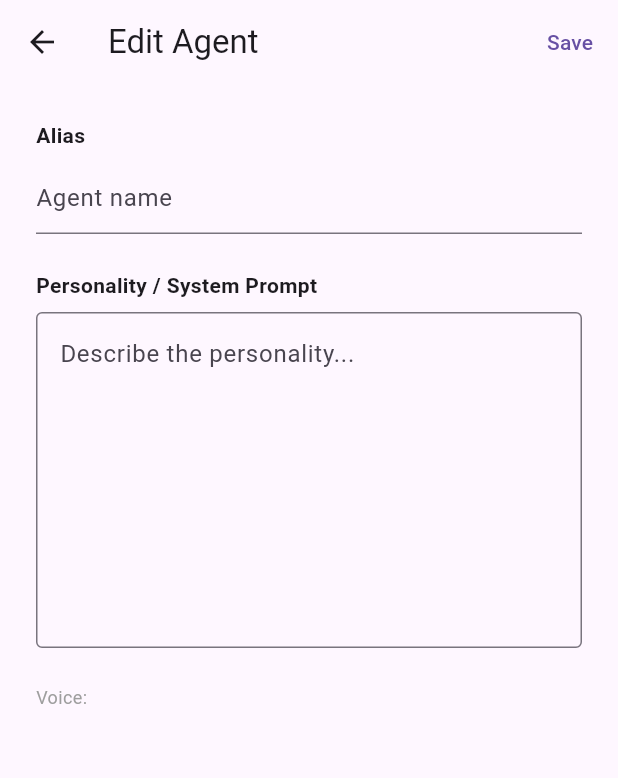
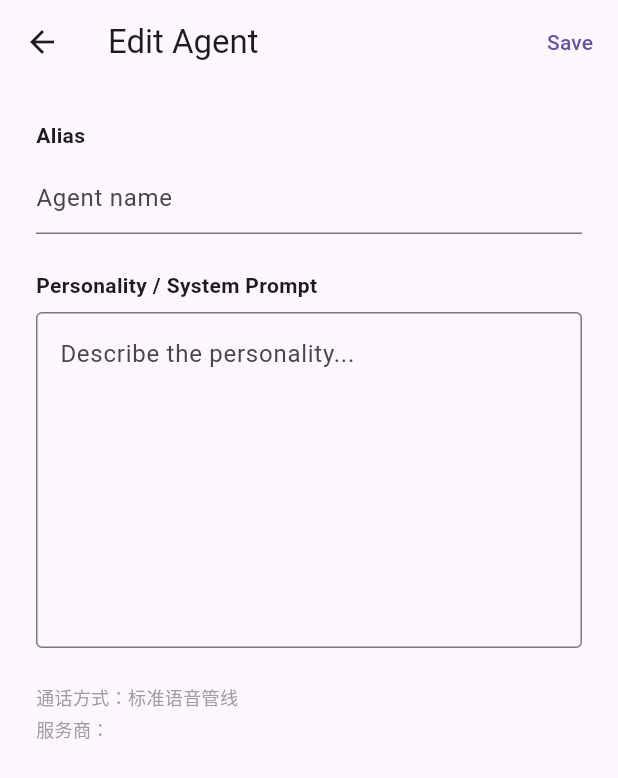
Before and after one commit to fz-z/call_me, a Flutter app: the AgentDetailScreen screen opened directly with empty values, on a phone screen of 412 x 824 dp. Shown: the top 778 px of the screen. Run offline on Flutter 3.47's test engine with Material 3 defaults, Android fonts, the phone set to English and light mode, and no system bars; our stand-ins replace shared_preferences; missing offline and left inert: livekit_client; accounts and stored records are empty.

Commit message:
docs: explain realtime agent operation

```diff
--- a/app/lib/models/agent.dart
+++ b/app/lib/models/agent.dart
@@ -1,19 +1,23 @@
 class VoiceAgent {
   final String id;
   final String alias;
-  final String voiceId;
+  final String? voicePoolId;
   final String systemPrompt;
   final String ownerId;
   final String createdAt;
+  final String runtimeMode;
+  final String? provider;
   final String? photoUrl;
 
   VoiceAgent({
     required this.id,
     required this.alias,
-    required this.voiceId,
+    this.voicePoolId,
     required this.systemPrompt,
     required this.ownerId,
     required this.createdAt,
+    this.runtimeMode = 'pipeline',
+    this.provider,
     this.photoUrl,
   });
 
@@ -21,10 +25,12 @@ class VoiceAgent {
     return VoiceAgent(
       id: json['id'],
       alias: json['alias'],
-      voiceId: json['voice_id'],
+      voicePoolId: json['voice_pool_id'] as String?,
       systemPrompt: json['system_prompt'],
       ownerId: json['owner_id'],
       createdAt: json['created_at'],
+      runtimeMode: json['runtime_mode'] as String? ?? 'pipeline',
+      provider: json['provider'] as String?,
       photoUrl: json['photo_url'] as String?,
     );
   }
@@ -36,7 +42,11 @@ class User {
   final String role;
   final String createdAt;
 
-  User({required this.id, required this.username, required this.role, required this.createdAt});
+  User(
+      {required this.id,
+      required this.username,
+      required this.role,
+      required this.createdAt});
 
   factory User.fromJson(Map<String, dynamic> json) {
     return User(
--- a/app/lib/screens/agent_detail_screen.dart
+++ b/app/lib/screens/agent_detail_screen.dart
@@ -28,14 +28,17 @@ class _AgentDetailScreenState extends State<AgentDetailScreen> {
     setState(() => _saving = true);
     try {
       final api = context.read<ApiService>();
-      await api.updateAgent(widget.agent.id, _alias.text.trim(), _systemPrompt.text.trim());
+      await api.updateAgent(
+          widget.agent.id, _alias.text.trim(), _systemPrompt.text.trim());
       if (mounted) {
-        ScaffoldMessenger.of(context).showSnackBar(const SnackBar(content: Text('Saved')));
+        ScaffoldMessenger.of(context)
+            .showSnackBar(const SnackBar(content: Text('Saved')));
         Navigator.pop(context, true);
       }
     } catch (e) {
       if (mounted) {
-        ScaffoldMessenger.of(context).showSnackBar(SnackBar(content: Text('Save failed: $e')));
+        ScaffoldMessenger.of(context)
+            .showSnackBar(SnackBar(content: Text('Save failed: $e')));
       }
     } finally {
       setState(() => _saving = false);
@@ -53,7 +56,8 @@ class _AgentDetailScreenState extends State<AgentDetailScreen> {
   Widget build(BuildContext context) {
     return Scaffold(
       appBar: AppBar(title: const Text('Edit Agent'), actions: [
-        TextButton(onPressed: _saving ? null : _save, child: const Text('Save')),
+        TextButton(
+            onPressed: _saving ? null : _save, child: const Text('Save')),
       ]),
       body: Padding(
         padding: const EdgeInsets.all(24),
@@ -62,9 +66,12 @@ class _AgentDetailScreenState extends State<AgentDetailScreen> {
           children: [
             const Text('Alias', style: TextStyle(fontWeight: FontWeight.bold)),
             const SizedBox(height: 8),
-            TextField(controller: _alias, decoration: const InputDecoration(hintText: 'Agent name')),
+            TextField(
+                controller: _alias,
+                decoration: const InputDecoration(hintText: 'Agent name')),
             const SizedBox(height: 24),
-            const Text('Personality / System Prompt', style: TextStyle(fontWeight: FontWeight.bold)),
+            const Text('Personality / System Prompt',
+                style: TextStyle(fontWeight: FontWeight.bold)),
             const SizedBox(height: 8),
             TextField(
               controller: _systemPrompt,
@@ -75,7 +82,17 @@ class _AgentDetailScreenState extends State<AgentDetailScreen> {
               ),
             ),
             const SizedBox(height: 24),
-            Text('Voice: ${widget.agent.voiceId}', style: const TextStyle(color: Colors.grey, fontSize: 12)),
+            Text(
+              widget.agent.runtimeMode == 'realtime'
+                  ? '通话方式：实时语音'
+                  : '通话方式：标准语音管线',
+              style: const TextStyle(color: Colors.grey, fontSize: 12),
+            ),
+            if (widget.agent.provider != null) ...[
+              const SizedBox(height: 4),
+              Text('服务商：${widget.agent.provider}',
+                  style: const TextStyle(color: Colors.grey, fontSize: 12)),
+            ],
           ],
         ),
       ),
--- a/app/lib/services/api_service.dart
+++ b/app/lib/services/api_service.dart
@@ -3,6 +3,35 @@ import 'package:flutter/foundation.dart';
 import 'package:http/http.dart' as http;
 import 'package:shared_preferences/shared_preferences.dart';
 import '../models/agent.dart';
+
+class CallTokenException implements Exception {
+  final String userMessage;
+
+  const CallTokenException._(this.userMessage);
+
+  factory CallTokenException.fromResponse(int statusCode, String body) {
+    String? detail;
+    try {
+      final decoded = jsonDecode(body);
+      if (decoded is Map<String, dynamic>) {
+        final responseDetail = decoded['detail'];
+        if (responseDetail is String) detail = responseDetail;
+      }
+    } on Object {
+      // A failed token response must never surface its raw body to callers.
+    }
+
+    if (statusCode >= 400 &&
+        statusCode < 500 &&
+        detail?.toLowerCase().contains('realtime') == true) {
+      return const CallTokenException._('该 Agent 的实时语音服务暂不可用');
+    }
+    return const CallTokenException._('连接失败，请稍后重试');
+  }
+
+  @override
+  String toString() => userMessage;
+}
 
 class ApiService {
   String? _baseUrl;
@@ -20,14 +49,15 @@ class ApiService {
     final userId = prefs.getString('user_id');
     final createdAt = prefs.getString('user_created_at') ?? '';
     if (role != null && username != null && userId != null) {
-      _currentUser = User(id: userId, username: username, role: role, createdAt: createdAt);
+      _currentUser = User(
+          id: userId, username: username, role: role, createdAt: createdAt);
     }
   }
 
   Map<String, String> get _headers => {
-    'Content-Type': 'application/json',
-    if (_token != null) 'Authorization': 'Bearer $_token',
-  };
+        'Content-Type': 'application/json',
+        if (_token != null) 'Authorization': 'Bearer $_token',
+      };
 
   void setBaseUrl(String url) => _baseUrl = url;
   String? get token => _token;
@@ -84,7 +114,8 @@ class ApiService {
 
   // VoiceAgents
   Future<List<VoiceAgent>> listAgents() async {
-    final r = await http.get(Uri.parse('$_baseUrl/api/agents'), headers: _headers);
+    final r =
+        await http.get(Uri.parse('$_baseUrl/api/agents'), headers: _headers);
     if (r.statusCode == 200) {
       final list = jsonDecode(r.body) as List;
       return list.map((e) => VoiceAgent.fromJson(e)).toList();
@@ -92,7 +123,8 @@ class ApiService {
     throw Exception('Failed to list agents');
   }
 
-  Future<VoiceAgent> createAgent(String alias, String systemPrompt, String filePath) async {
+  Future<VoiceAgent> createAgent(
+      String alias, String systemPrompt, String filePath) async {
     final uri = Uri.parse('$_baseUrl/api/agents');
     final request = http.MultipartRequest('POST', uri)
       ..headers['Authorization'] = 'Bearer $_token'
@@ -108,11 +140,13 @@ class ApiService {
   }
 
   Future<void> deleteAgent(String id) async {
-    final r = await http.delete(Uri.parse('$_baseUrl/api/agents/$id'), headers: _headers);
+    final r = await http.delete(Uri.parse('$_baseUrl/api/agents/$id'),
+        headers: _headers);
     if (r.statusCode != 204) throw Exception('Failed to delete agent');
   }
 
-  Future<VoiceAgent> updateAgent(String id, String alias, String systemPrompt) async {
+  Future<VoiceAgent> updateAgent(
+      String id, String alias, String systemPrompt) async {
     final r = await http.patch(
       Uri.parse('$_baseUrl/api/agents/$id'),
       headers: _headers,
@@ -135,7 +169,7 @@ class ApiService {
       final data = jsonDecode(r.body);
       return {'token': data['token'], 'room_url': data['room_url']};
     }
-    throw Exception('Failed to get call token');
+    throw CallTokenException.fromResponse(r.statusCode, r.body);
   }
 
   // Settings
```
Also changed, not shown: app/lib/screens/call_screen.dart (+30 -12 lines), app/lib/screens/home_screen.dart (+27 -8 lines), 4 other files.
